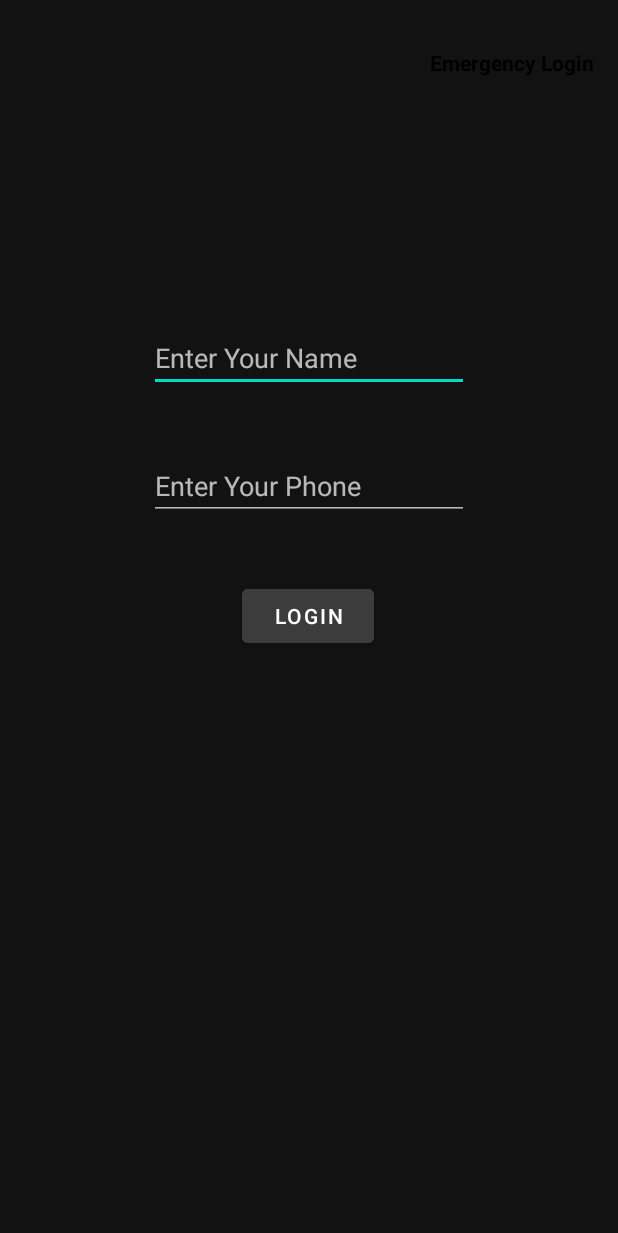
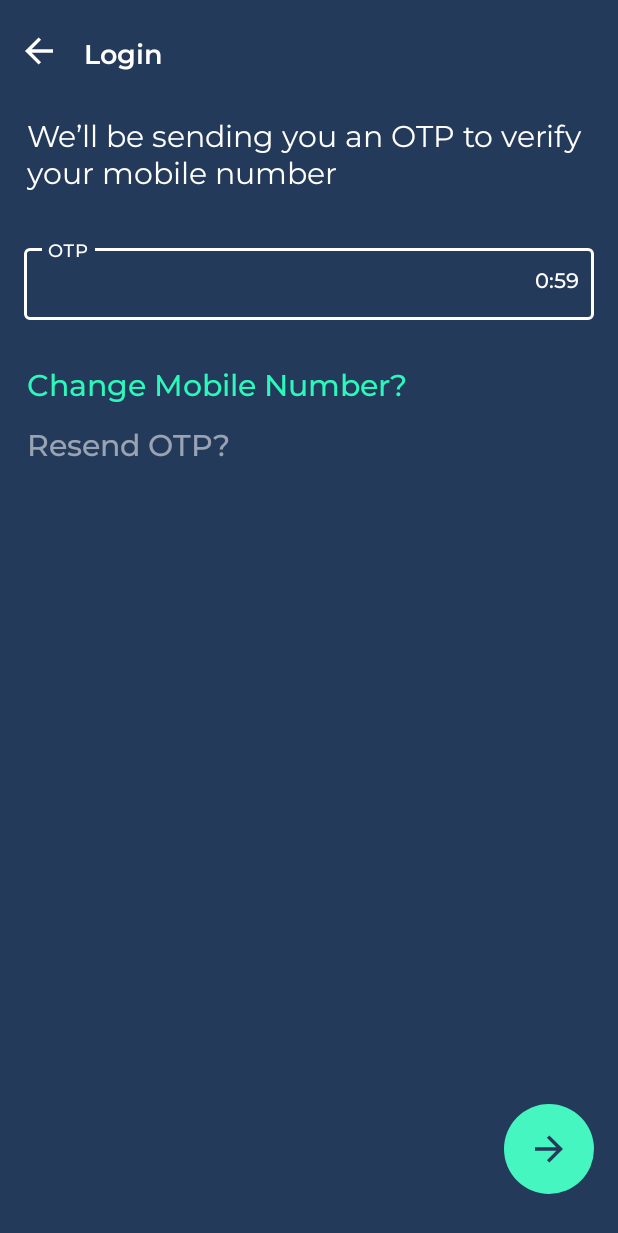
Before and after one commit to ANASDAVOODTK/Community-Support-System, an Android app: the PhoneAuth screen opened directly, with no data from a screen before it, on a phone screen of 412 x 824 dp. Shown: the top 1233 px of the screen. Run offline under Robolectric (Android 15) with nearby library versions, the phone set to English and light mode, and no system bars; our stand-ins replace Firebase (no records; nobody signed in at launch, a user with empty details on screens opened directly); 1 statement that could not run was skipped.

Commit message:
changed to new design

```diff
--- a/app/build.gradle
+++ b/app/build.gradle
@@ -49,4 +49,5 @@ dependencies {
     androidTestImplementation 'androidx.test.espresso:espresso-core:3.4.0'
     implementation platform('com.google.firebase:firebase-bom:29.2.0')
     implementation 'com.google.firebase:firebase-auth'
+    implementation "androidx.browser:browser:1.4.0"
 }
--- a/app/src/main/java/com/live/clg_project/PhoneAuth.java
+++ b/app/src/main/java/com/live/clg_project/PhoneAuth.java
@@ -3,17 +3,21 @@ package com.live.clg_project;
 import androidx.annotation.NonNull;
 import androidx.appcompat.app.AppCompatActivity;
 
+import android.annotation.SuppressLint;
 import android.content.Intent;
 import android.os.Bundle;
+import android.os.CountDownTimer;
 import android.util.Log;
 import android.view.View;
 import android.widget.Button;
 import android.widget.EditText;
+import android.widget.ImageView;
 import android.widget.TextView;
 import android.widget.Toast;
 
 import com.google.android.gms.tasks.OnCompleteListener;
 import com.google.android.gms.tasks.Task;
+import com.google.android.material.textfield.TextInputEditText;
 import com.google.firebase.FirebaseException;
 import com.google.firebase.FirebaseTooManyRequestsException;
 import com.google.firebase.auth.AuthResult;
@@ -37,28 +41,71 @@ public class PhoneAuth extends AppCompatActivity {
     private String mVerificationId;
     private PhoneAuthProvider.ForceResendingToken mResendToken;
     private PhoneAuthProvider.OnVerificationStateChangedCallbacks mCallbacks;
-    Button login,verify;
-    EditText name,phone,otp;
-    TextView textEmergency;
+
+    TextInputEditText txtOtp;
+    ImageView imgGoOtp,imgBack;
+    TextView txtChangeMobile,txtCountDown,txtResendOtp;
+    boolean isReadyOtp = false;
 
     @Override
     protected void onCreate(Bundle savedInstanceState) {
         super.onCreate(savedInstanceState);
         setContentView(R.layout.activity_phone_auth);
         mAuth = FirebaseAuth.getInstance();
-        login=findViewById(R.id.login);
-        name=findViewById(R.id.name);
-        phone=findViewById(R.id.phone);
-        otp=findViewById(R.id.otp);
-        verify=findViewById(R.id.login2);
-        textEmergency=findViewById(R.id.textEmergency);
+        txtOtp = findViewById(R.id.txtOtp);
+        imgGoOtp = findViewById(R.id.imgGoOtp);
+        txtChangeMobile = findViewById(R.id.txtChangePhone);
+        txtCountDown = findViewById(R.id.txtCountDown);
+        txtResendOtp = findViewById(R.id.txtResendOtp);
+        imgBack = findViewById(R.id.imgBack);
+        String Mobile = getIntent().getStringExtra("Mobile");
 
-        String Mobile = getIntent().getStringExtra("Mobile");
+        imgBack.setOnClickListener(new View.OnClickListener() {
+            @Override
+            public void onClick(View view) {
+                Intent intent = new Intent(PhoneAuth.this,PhoneAuth0.class);
+                startActivity(intent);
+                finish();
+            }
+        });
+        txtChangeMobile.setOnClickListener(new View.OnClickListener() {
+            @Override
+            public void onClick(View view) {
+                Intent intent = new Intent(PhoneAuth.this,PhoneAuth0.class);
+                startActivity(intent);
+                finish();
+            }
+        });
 
 
 
 
+        new CountDownTimer(60000, 1000) {
 
+            @SuppressLint("SetTextI18n")
+            public void onTick(long millisUntilFinished) {
+                txtCountDown.setText("0:"+String.valueOf((int) (millisUntilFinished / 1000)));
+                //here you can have your logic to set text to edittext
+            }
+
+            public void onFinish() {
+                txtResendOtp.setTextColor(getResources().getColor(R.color.textColor1));
+                txtResendOtp.setAlpha(1);
+                isReadyOtp = true;
+            }
+
+        }.start();
+
+        txtResendOtp.setOnClickListener(new View.OnClickListener() {
+            @Override
+            public void onClick(View view) {
+                if(isReadyOtp)
+                {
+                    Toast.makeText(PhoneAuth.this, "OTP Sent", Toast.LENGTH_SHORT).show();
+                    startPhoneNumberVerification("+91"+Mobile);
+                }
+            }
+        });
         // [END initialize_auth]
 
         // Initialize phone auth callbacks
@@ -107,47 +154,19 @@ public class PhoneAuth extends AppCompatActivity {
             }
         };
 
-        login.setOnClickListener(new View.OnClickListener() {
+
+
+        imgGoOtp.setOnClickListener(new View.OnClickListener() {
             @Override
             public void onClick(View view) {
-                String Name = name.getText().toString();
-                String Phone = phone.getText().toString();
-                 if(!Name.isEmpty() && !Phone.isEmpty())
-                 {
-                     if(Phone.length()==10)
-                     {
-                         startPhoneNumberVerification("+91"+Phone);
-                         login.setVisibility(View.GONE);
-                         name.setVisibility(View.GONE);
-                         phone.setVisibility(View.GONE);
-                         verify.setVisibility(View.VISIBLE);
-                         otp.setVisibility(View.VISIBLE);
 
-
-
-                     }
-
-                     else {
-                         Toast.makeText(PhoneAuth.this, "Please Enter 10 digit Phone NUMBER", Toast.LENGTH_SHORT).show();
-                     }
-
-                 }
-                 else
-                 {
-                     Toast.makeText(PhoneAuth.this, "Please Enter Phone Number And Name", Toast.LENGTH_SHORT).show();
-                 }
-            }
-        });
-
-        verify.setOnClickListener(new View.OnClickListener() {
-            @Override
-            public void onClick(View view) {
-                String Otp = otp.getText().toString();
+                String Otp = txtOtp.getText().toString();
                 verifyPhoneNumberWithCode(mVerificationId, Otp);
             }
         });
 
-        //startPhoneNumberVerification("+919539335914");
+        startPhoneNumberVerification("+91"+Mobile);
+        Toast.makeText(this, Mobile, Toast.LENGTH_SHORT).show();
         // [END phone_auth_callbacks]
     }
 
@@ -208,6 +227,7 @@ public class PhoneAuth extends AppCompatActivity {
                             // Sign in success, update UI with the signed-in user's information
                             Intent intent = new Intent(PhoneAuth.this, MainActivity.class);
                             startActivity(intent);
+                            finish();
 
                             FirebaseUser user = task.getResult().getUser();
                             // Update UI
--- a/app/src/main/java/com/live/clg_project/PhoneAuth0.java
+++ b/app/src/main/java/com/live/clg_project/PhoneAuth0.java
@@ -3,8 +3,10 @@ package com.live.clg_project;
 import androidx.appcompat.app.AppCompatActivity;
 
 import android.app.AlertDialog;
+import android.content.Context;
 import android.content.DialogInterface;
 import android.content.Intent;
+import android.content.SharedPreferences;
 import android.os.Bundle;
 import android.view.View;
 import android.widget.ImageView;
@@ -27,7 +29,7 @@ public class PhoneAuth0 extends AppCompatActivity {
         txtFullName = findViewById(R.id.txtFullName);
         txtMobile = findViewById(R.id.txtMobile);
         imgGo = findViewById(R.id.imgGo);
-        textEmergency = findViewById(R.id.textEmergency);
+        textEmergency = findViewById(R.id.txtChangePhone);
 
 
         imgBack.setOnClickListener(new View.OnClickListener() {
@@ -52,7 +54,15 @@ public class PhoneAuth0 extends AppCompatActivity {
                     Toast.makeText(PhoneAuth0.this, "Please Enter Your Mobile", Toast.LENGTH_SHORT).show();
                 }
                 else
+
                 {
+
+                    SharedPreferences sharedPref = PhoneAuth0.this.getPreferences(Context.MODE_PRIVATE);
+                    SharedPreferences.Editor editor = sharedPref.edit();
+                    editor.putString("Mobile", mobile);
+                    editor.apply();
+
+
                     Intent intent = new Intent(PhoneAuth0.this,PhoneAuth.class);
                     intent.putExtra("Mobile", mobile);
                     startActivity(intent);
--- a/app/src/main/res/layout/activity_phone_auth.xml
+++ b/app/src/main/res/layout/activity_phone_auth.xml
@@ -4,81 +4,134 @@
     xmlns:tools="http://schemas.android.com/tools"
     android:layout_width="match_parent"
     android:layout_height="match_parent"
+    android:background="@color/mainColor"
     tools:context=".PhoneAuth">
 
-
-    <EditText
-        android:id="@+id/name"
+    <ImageView
+        android:id="@+id/imgBack"
         android:layout_width="wrap_content"
         android:layout_height="wrap_content"
-        android:layout_marginTop="216dp"
-        android:ems="10"
-        android:hint="Enter Your Name"
-        android:inputType="textPersonName"
-        app:layout_constraintEnd_toEndOf="parent"
+        android:layout_marginTop="24dp"
+        android:layout_marginStart="16dp"
         app:layout_constraintStart_toStartOf="parent"
-        app:layout_constraintTop_toTopOf="parent" />
+        app:layout_constraintTop_toTopOf="parent"
+        app:srcCompat="@drawable/ic_back" />
 
-    <EditText
-        android:id="@+id/phone"
+    <TextView
+        android:id="@+id/textView6"
         android:layout_width="wrap_content"
         android:layout_height="wrap_content"
-        android:layout_marginTop="40dp"
-        android:ems="10"
-        android:maxLength="10"
-        android:hint="Enter Your Phone"
-        android:inputType="phone"
-        app:layout_constraintEnd_toEndOf="parent"
-        app:layout_constraintStart_toStartOf="parent"
-        app:layout_constraintTop_toBottomOf="@+id/name" />
-
-    <EditText
-        android:id="@+id/otp"
-        android:layout_width="wrap_content"
-        android:layout_height="wrap_content"
-        android:layout_marginTop="260dp"
-        android:ems="10"
-        android:hint="Enter Your Otp"
-        android:inputType="phone"
-        android:visibility="gone"
-        app:layout_constraintEnd_toEndOf="parent"
-        app:layout_constraintStart_toStartOf="parent"
-        app:layout_constraintTop_toTopOf="parent" />
-
-    <Button
-        android:id="@+id/login"
-        android:layout_width="wrap_content"
-        android:layout_height="wrap_content"
-        android:layout_marginTop="40dp"
+        android:layout_marginStart="20sp"
+        android:layout_marginTop="24dp"
+        android:fontFamily="@font/montserrat_semi_bold"
         android:text="Login"
-        android:backgroundTint="#3C3C3C"
-        app:layout_constraintEnd_toEndOf="parent"
-        app:layout_constraintHorizontal_bias="0.498"
-        app:layout_constraintStart_toStartOf="parent"
-        app:layout_constraintTop_toBottomOf="@+id/phone" />
-
-    <Button
-        android:id="@+id/login2"
-        android:layout_width="wrap_content"
-        android:layout_height="wrap_content"
-        android:layout_marginTop="400dp"
-        android:backgroundTint="#3C3C3C"
-        android:text="Verify"
-        android:visibility="gone"
-        app:layout_constraintEnd_toEndOf="parent"
-        app:layout_constraintHorizontal_bias="0.498"
-        app:layout_constraintStart_toStartOf="parent"
+        android:textColor="@color/white"
+        android:textFontWeight="600"
+        android:textSize="18dp"
+        android:textStyle="bold"
+        app:layout_constraintStart_toEndOf="@+id/imgBack"
         app:layout_constraintTop_toTopOf="parent" />
 
     <TextView
-        android:id="@+id/textEmergency"
+        android:id="@+id/textView5"
+        android:layout_width="match_parent"
+        android:layout_height="wrap_content"
+        android:layout_marginStart="18dp"
+        android:layout_marginTop="30dp"
+        android:layout_marginEnd="19dp"
+        android:fontFamily="@font/montserratregular"
+        android:text="We’ll be sending you an OTP to verify your mobile number"
+        android:textColor="@color/white"
+        android:textFontWeight="400"
+        android:textSize="20dp"
+        app:layout_constraintEnd_toEndOf="parent"
+        app:layout_constraintStart_toStartOf="parent"
+        app:layout_constraintTop_toBottomOf="@+id/textView6" />
+
+    <com.google.android.material.textfield.TextInputLayout
+        android:id="@+id/textInputLayout"
+        style="@style/Widget.MaterialComponents.TextInputLayout.OutlinedBox.Dense"
+        android:layout_width="match_parent"
+        android:layout_height="wrap_content"
+        android:layout_marginStart="16dp"
+        android:layout_marginTop="160dp"
+        android:layout_marginEnd="16dp"
+        android:hint="OTP"
+
+        app:boxStrokeWidth="1dp"
+        app:layout_constraintEnd_toEndOf="parent"
+        app:layout_constraintStart_toStartOf="parent"
+        app:layout_constraintTop_toTopOf="parent"
+        app:shapeAppearance="@style/LoginTextInputLayoutStyle">
+
+        <com.google.android.material.textfield.TextInputEditText
+            android:id="@+id/txtOtp"
+            android:inputType="phone"
+            android:fontFamily="@font/montserrat_medium"
+            android:layout_width="match_parent"
+            android:layout_height="wrap_content" />
+
+    </com.google.android.material.textfield.TextInputLayout>
+
+
+
+    <TextView
+        android:id="@+id/txtChangePhone"
+        android:layout_width="match_parent"
+        android:layout_height="wrap_content"
+        android:layout_marginStart="18dp"
+        android:layout_marginTop="30dp"
+        android:layout_marginEnd="19dp"
+        android:fontFamily="@font/montserrat_medium"
+        android:text="Change Mobile Number?"
+        android:textColor="@color/textColor1"
+        android:textFontWeight="500"
+        android:textSize="20dp"
+        android:textStyle="bold"
+        app:layout_constraintEnd_toEndOf="parent"
+        app:layout_constraintHorizontal_bias="0.0"
+        app:layout_constraintStart_toStartOf="parent"
+        app:layout_constraintTop_toBottomOf="@+id/textInputLayout" />
+
+    <TextView
+        android:id="@+id/txtResendOtp"
+        android:layout_width="match_parent"
+        android:layout_height="wrap_content"
+        android:layout_marginStart="18dp"
+        android:layout_marginEnd="19dp"
+        android:layout_marginTop="14dp"
+        android:fontFamily="@font/montserrat_medium"
+        android:text="Resend OTP?"
+        android:textColor="@color/white"
+        android:textFontWeight="500"
+        android:alpha="0.54"
+        android:textSize="20dp"
+        android:textStyle="bold"
+        app:layout_constraintEnd_toEndOf="parent"
+        app:layout_constraintHorizontal_bias="1.0"
+        app:layout_constraintStart_toStartOf="parent"
+        app:layout_constraintTop_toBottomOf="@+id/txtChangePhone" />
+
+    <ImageView
+        android:id="@+id/imgGoOtp"
         android:layout_width="wrap_content"
         android:layout_height="wrap_content"
-        android:layout_marginTop="32dp"
+        android:layout_marginBottom="28dp"
         android:layout_marginEnd="16dp"
-        android:textColor="@color/black"
-        android:textStyle="bold"
-        android:text="Emergency Login"
+        app:layout_constraintBottom_toBottomOf="parent"
         app:layout_constraintEnd_toEndOf="parent"
-        app:layout_constraintTop_toTopOf="parent" />
+        app:srcCompat="@drawable/ic_go" />
+
+    <TextView
+        android:id="@+id/txtCountDown"
+        android:layout_width="wrap_content"
+        android:layout_height="wrap_content"
+        android:layout_marginEnd="10dp"
+        android:fontFamily="@font/montserrat_medium"
+        android:text="0:52"
+        android:textColor="@color/white"
+        app:layout_constraintBottom_toBottomOf="@+id/textInputLayout"
+        app:layout_constraintEnd_toEndOf="@+id/textInputLayout"
+        app:layout_constraintTop_toTopOf="@+id/textInputLayout" />
+
 </androidx.constraintlayout.widget.ConstraintLayout>
--- a/app/src/main/res/layout/activity_phone_auth0.xml
+++ b/app/src/main/res/layout/activity_phone_auth0.xml
@@ -49,7 +49,7 @@
         app:layout_constraintTop_toBottomOf="@+id/textView6" />
 
     <TextView
-        android:id="@+id/textEmergency"
+        android:id="@+id/txtChangePhone"
         android:layout_width="match_parent"
         android:layout_height="wrap_content"
         android:layout_marginStart="18dp"
@@ -108,6 +108,7 @@
         <com.google.android.material.textfield.TextInputEditText
             android:layout_width="match_parent"
             android:id="@+id/txtMobile"
+            android:inputType="phone"
             android:fontFamily="@font/montserrat_medium"
             android:layout_height="wrap_content" />
 
--- a/app/src/main/res/layout/activity_splash.xml
+++ b/app/src/main/res/layout/activity_splash.xml
@@ -20,4 +20,6 @@
         app:layout_constraintHorizontal_bias="0.498"
         app:layout_constraintStart_toStartOf="parent"
         app:layout_constraintTop_toTopOf="parent" />
+
+
 </androidx.constraintlayout.widget.ConstraintLayout>
```
